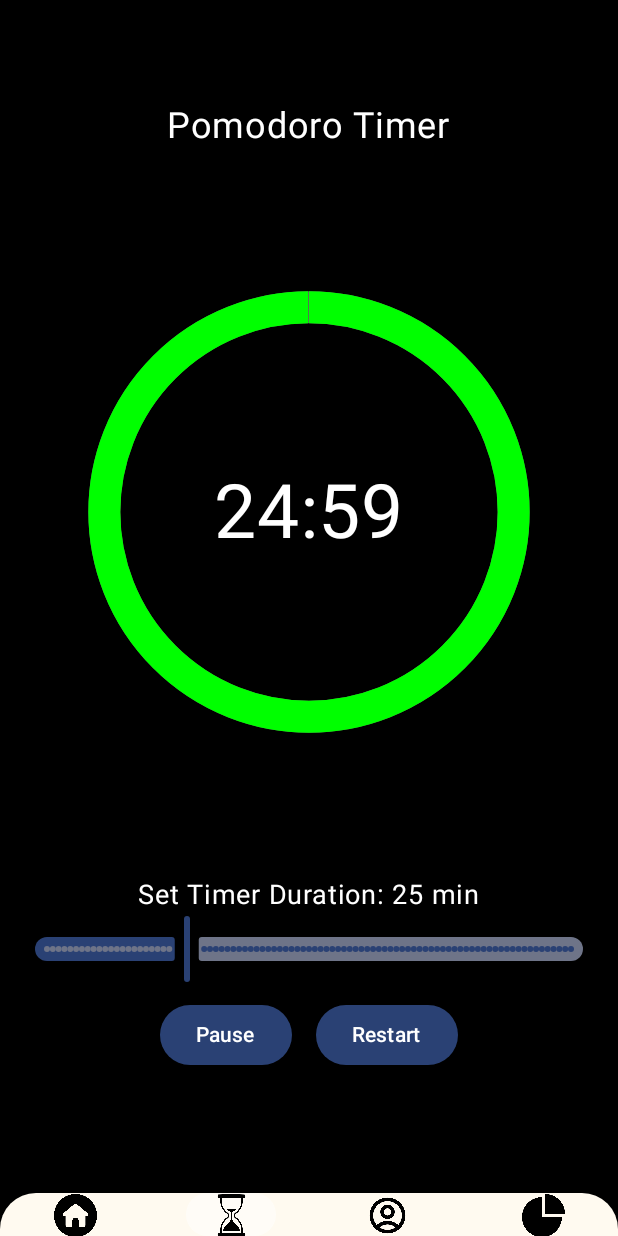
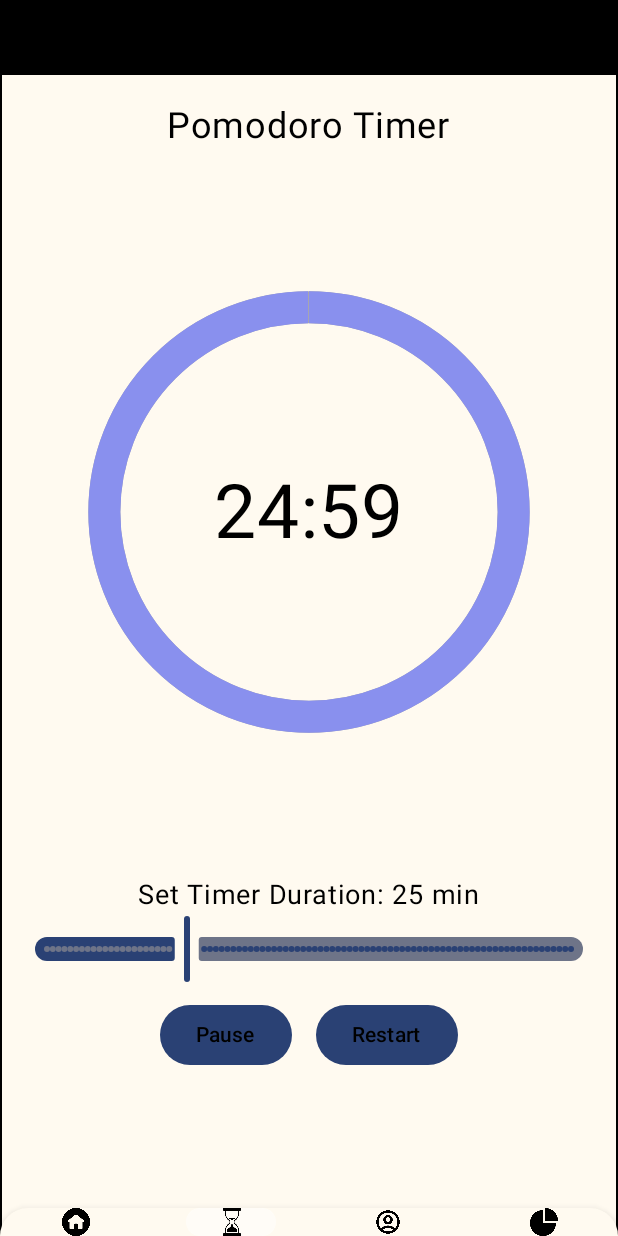
Before and after one commit to jaiacharya2004/To-Do-List, an Android app built with Jetpack Compose: the PomodoroScreen screen opened through its navigation route, after a tap on "Start", on a phone screen of 412 x 824 dp. Run offline under Robolectric (Android 15) with nearby library versions, the light colour scheme and no system bars; our stand-ins replace Firebase (no records; nobody signed in at launch, a user with empty details on screens opened directly).

Commit message:
Solve some Bugs and Update UI

```diff
--- a/app/src/main/java/com/example/to_dolist/MainActivity.kt
+++ b/app/src/main/java/com/example/to_dolist/MainActivity.kt
@@ -14,9 +14,13 @@ import com.google.firebase.FirebaseApp
 
 class MainActivity : ComponentActivity() {
 
+
+
+
     override fun onCreate(savedInstanceState: Bundle?) {
         super.onCreate(savedInstanceState)
         enableEdgeToEdge()
+
 
         FirebaseApp.initializeApp(this)
 
--- a/app/src/main/java/com/example/to_dolist/PreferenceManager.kt
+++ b/app/src/main/java/com/example/to_dolist/PreferenceManager.kt
@@ -27,7 +27,8 @@ class PreferenceManagerHelper(context: Context) {
     }
 
     // Clear login state
-    fun logoutUser () {
+    // PreferenceManagerHelper.kt
+   suspend fun logoutUser () {
         sharedPreferences.edit()
             .remove(LOGIN_STATE_KEY)
             .apply()
--- a/app/src/main/java/com/example/to_dolist/auth/login/AuthViewModel.kt
+++ b/app/src/main/java/com/example/to_dolist/auth/login/AuthViewModel.kt
@@ -1,10 +1,13 @@
 package com.example.to_dolist.auth.login
 
+import android.app.Application
 import android.util.Log
 import androidx.compose.runtime.State
 import androidx.compose.runtime.mutableStateOf
+import androidx.lifecycle.AndroidViewModel
 import androidx.lifecycle.ViewModel
 import androidx.lifecycle.viewModelScope
+import com.example.to_dolist.MainActivity
 import com.example.to_dolist.PreferenceManagerHelper
 import com.example.to_dolist.navigation.NavigationRoute
 import com.google.firebase.auth.FirebaseAuth
@@ -12,10 +15,13 @@ import com.google.firebase.auth.FirebaseAuthInvalidCredentialsException
 import com.google.firebase.auth.FirebaseAuthInvalidUserException
 import com.google.firebase.auth.FirebaseAuthUserCollisionException
 import com.google.firebase.auth.userProfileChangeRequest
+import kotlinx.coroutines.Dispatchers
 import kotlinx.coroutines.flow.first
 import kotlinx.coroutines.launch
+import kotlinx.coroutines.withContext
 
-class AuthViewModel : ViewModel() {
+class AuthViewModel (application: Application) : AndroidViewModel(application) {
+
 
     private val _isLoading = mutableStateOf(false)
     val isLoading: State<Boolean> get() = _isLoading
@@ -25,7 +31,8 @@ class AuthViewModel : ViewModel() {
 
     private val auth: FirebaseAuth = FirebaseAuth.getInstance()
 
-    private lateinit var preferenceManagerHelper: PreferenceManagerHelper
+    private var preferenceManagerHelper = PreferenceManagerHelper(application.applicationContext)
+
 
     // Initialize PreferenceManagerHelper
     fun initialize(preferenceManagerHelper: PreferenceManagerHelper) {
@@ -42,11 +49,17 @@ class AuthViewModel : ViewModel() {
         return preferenceManagerHelper.getLoginState()
     }
 
-    fun logoutUser () {
+    fun logoutUser() {
         Log.d("AuthViewModel", "Logging out user")
-        preferenceManagerHelper.logoutUser()
-        Log.d("AuthViewModel", "User logged out")    }
 
+        viewModelScope.launch(Dispatchers.IO) {
+            preferenceManagerHelper.logoutUser() // Clear preferences
+            withContext(Dispatchers.Main) {
+                auth.signOut() // Sign out from Firebase
+                Log.d("AuthViewModel", "User logged out")
+            }
+        }
+    }
 
     // Function to handle user login
     fun loginUser(
--- a/app/src/main/java/com/example/to_dolist/auth/login/Login.kt
+++ b/app/src/main/java/com/example/to_dolist/auth/login/Login.kt
@@ -230,7 +230,8 @@ fun LoginScreen(navController: NavHostController) {
                 if (passwordState.value.isEmpty()) {
                     passwordError = "Password cannot be empty"
                 }
-
+                // do not use any logic into composable function pass the value
+// to viewmodel and then decide on basis of that
                 if (emailState.value.isNotEmpty() && passwordState.value.isNotEmpty()) {
                     authViewModel.loginUser(
                         email = emailState.value,
--- a/app/src/main/java/com/example/to_dolist/screens/calendar/ScrollableCalendar.kt
+++ b/app/src/main/java/com/example/to_dolist/screens/calendar/ScrollableCalendar.kt
@@ -23,7 +23,6 @@ import java.time.LocalDate
 import java.time.format.DateTimeFormatter
 
 
-@RequiresApi(Build.VERSION_CODES.O)
 @Composable
 fun ScrollableCalendar(
     selectedDate: LocalDate,
--- a/app/src/main/java/com/example/to_dolist/screens/pomodoro/PomodoroScreen.kt
+++ b/app/src/main/java/com/example/to_dolist/screens/pomodoro/PomodoroScreen.kt
@@ -40,11 +40,12 @@ fun PomodoroScreen(navController: NavHostController, pomodoroViewModel: Pomodoro
             .background(Color.Black)
             .padding(top = 50.dp, start = 1.dp, end = 1.dp)
             .fillMaxSize()
+            .background(Color(0xFFFFFAF0)) // Background color
             .verticalScroll(rememberScrollState())
     ) {
         Text(
             text = if (isBreakTime) "Break Timer" else "Pomodoro Timer",
-            color = Color.White,
+            color = Color.Black,
             modifier = Modifier
                 .align(Alignment.CenterHorizontally)
                 .padding(top = 20.dp),
@@ -82,7 +83,7 @@ fun PomodoroScreen(navController: NavHostController, pomodoroViewModel: Pomodoro
 
                 // Draw the timer arc (progress indicator)
                 drawArc(
-                    color = if (isBreakTime) Color.Cyan else Color.Green,
+                    color = if (isBreakTime) Color(0xFF6A0DAD)else Color(0xFF8990EE),
                     startAngle = 270f, // Start at the top
                     sweepAngle = sweepAngle, // Dynamic angle
                     useCenter = false,
@@ -98,7 +99,7 @@ fun PomodoroScreen(navController: NavHostController, pomodoroViewModel: Pomodoro
             // Display the time in the center
             Text(
                 text = timerText,
-                color = Color.White,
+                color = Color.Black,
                 fontSize = 50.sp,
                 modifier = Modifier.align(Alignment.Center)
             )
@@ -111,7 +112,7 @@ fun PomodoroScreen(navController: NavHostController, pomodoroViewModel: Pomodoro
         Text(
             text = if (isBreakTime) "Set Break Duration: ${pomodoroViewModel.breakDuration} min"
             else "Set Timer Duration: ${pomodoroViewModel.selectedTimeInMinutes} min",
-            color = Color.White,
+            color = Color.Black,
             modifier = Modifier.align(Alignment.CenterHorizontally),
             fontSize = 18.sp
         )
@@ -145,14 +146,14 @@ fun PomodoroScreen(navController: NavHostController, pomodoroViewModel: Pomodoro
                     onClick = { pomodoroViewModel.startBreak() }, // Implement `startBreak` in ViewModel
                     modifier = Modifier.padding(8.dp)
                 ) {
-                    Text(text = "Start Break", color = Color.White)
+                    Text(text = "Start Break", color = Color.Black)
                 }
 
                 Button(
                     onClick = { pomodoroViewModel.skipBreak() }, // Implement `skipBreak` in ViewModel
                     modifier = Modifier.padding(8.dp)
                 ) {
-                    Text(text = "Skip", color = Color.White)
+                    Text(text = "Skip", color = Color.Black)
                 }
             }
         } else if (!isTimerRunning && !isPaused) {
@@ -161,7 +162,7 @@ fun PomodoroScreen(navController: NavHostController, pomodoroViewModel: Pomodoro
                 onClick = { pomodoroViewModel.startTimer() },
                 modifier = Modifier.align(Alignment.CenterHorizontally)
             ) {
-                Text(text = "Start", color = Color.White)
+                Text(text = "Start", color = Color.Black)
             }
         } else if (isTimerRunning) {
             // Show "Pause" and "Restart" buttons
@@ -173,14 +174,14 @@ fun PomodoroScreen(navController: NavHostController, pomodoroViewModel: Pomodoro
                     onClick = { pomodoroViewModel.pauseTimer() },
                     modifier = Modifier.padding(8.dp)
                 ) {
-                    Text(text = "Pause", color = Color.White)
+                    Text(text = "Pause", color = Color.Black)
                 }
 
                 Button(
                     onClick = { pomodoroViewModel.restartTimer() },
                     modifier = Modifier.padding(8.dp)
                 ) {
-                    Text(text = "Restart", color = Color.White)
+                    Text(text = "Restart", color = Color.Black)
                 }
             }
         } else if (isPaused) {
@@ -193,14 +194,14 @@ fun PomodoroScreen(navController: NavHostController, pomodoroViewModel: Pomodoro
                     onClick = { pomodoroViewModel.resumeTimer() },
                     modifier = Modifier.padding(8.dp)
                 ) {
-                    Text(text = "Resume", color = Color.White)
+                    Text(text = "Resume", color = Color.Black)
                 }
 
                 Button(
                     onClick = { pomodoroViewModel.restartTimer() },
                     modifier = Modifier.padding(8.dp)
                 ) {
-                    Text(text = "Restart", color = Color.White)
+                    Text(text = "Restart", color = Color.Black)
                 }
             }
         }
@@ -214,7 +215,7 @@ fun PomodoroScreen(navController: NavHostController, pomodoroViewModel: Pomodoro
 //        BottomBar(navController)
     }
     Column(
-        modifier = Modifier.padding(top = 795.dp)
+        modifier = Modifier.padding(top = 805.dp)
     ) {
         BottomBar(navController)
     }
--- a/app/src/main/java/com/example/to_dolist/screens/profile/ProfileViewModel.kt
+++ b/app/src/main/java/com/example/to_dolist/screens/profile/ProfileViewModel.kt
@@ -17,6 +17,9 @@ class ProfileViewModel(private val context: Context) : ViewModel() {
 
     private val _profileImageUri = MutableStateFlow<Uri?>(null)
     val profileImageUri: StateFlow<Uri?> = _profileImageUri
+
+
+
 
     init {
         viewModelScope.launch {
--- a/app/src/main/java/com/example/to_dolist/screens/states/StateScreen.kt
+++ b/app/src/main/java/com/example/to_dolist/screens/states/StateScreen.kt
@@ -22,7 +22,7 @@ fun StateScreen(navController: NavHostController) {
         modifier = Modifier
             .padding(top = 120.dp, start = 1.dp, end = 1.dp)
             .verticalScroll(rememberScrollState()) // Enable vertical scrolling
-            .background(Color.White)
+            .background(Color(0xFFFFFAF0)) // Background color
             .fillMaxSize()
     ) {
         Text("States Reports Screen")
@@ -31,7 +31,9 @@ fun StateScreen(navController: NavHostController) {
     }
 
     Column(
-        modifier = Modifier.padding(top = 795.dp)
+        modifier = Modifier.padding(top = 805.dp)
+
+
     ) {
         BottomBar(navController)
     }
```
Also changed, not shown: app/src/main/java/com/example/to_dolist/data/FirestoreHelper.kt (+19 -11 lines), app/src/main/java/com/example/to_dolist/navigation/NavHost.kt (+7 -2 lines), app/src/main/java/com/example/to_dolist/screens/home/HomeViewModel.kt (+17 -7 lines), app/src/main/java/com/example/to_dolist/screens/profile/ProfileScreen.kt (+36 -5 lines), app/src/main/java/com/example/to_dolist/screens/todo/CreateNewTaskScreen.kt (+10 -9 lines), app/src/main/java/com/example/to_dolist/screens/todo/ToDoList.kt (+76 -8 lines).
